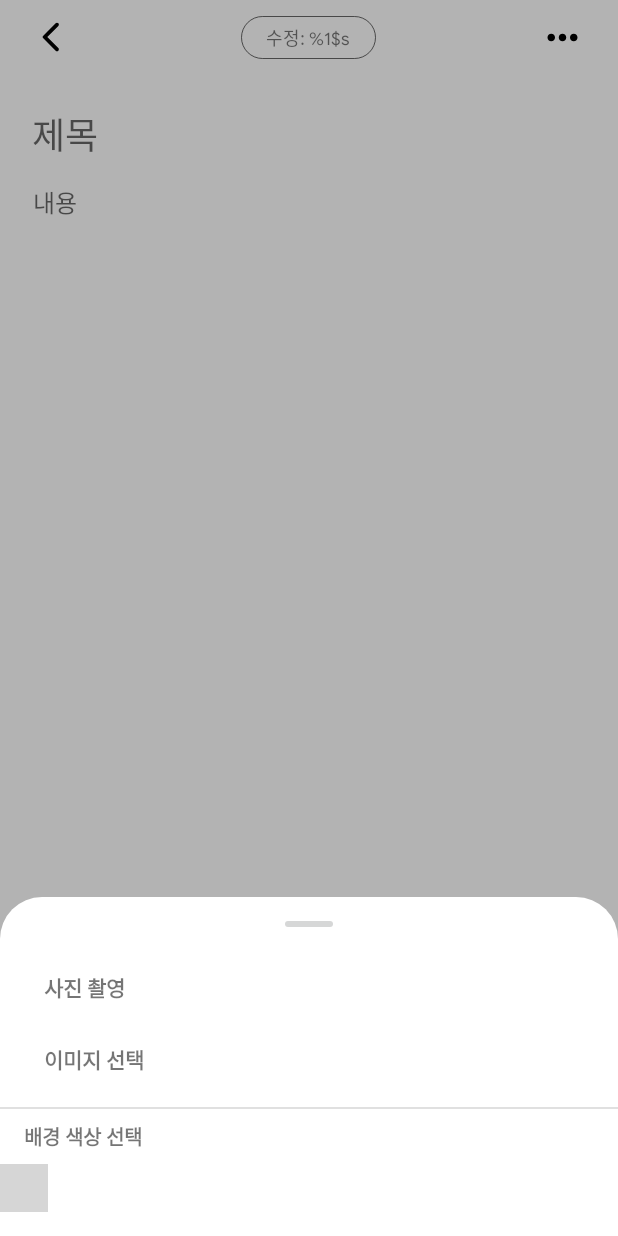
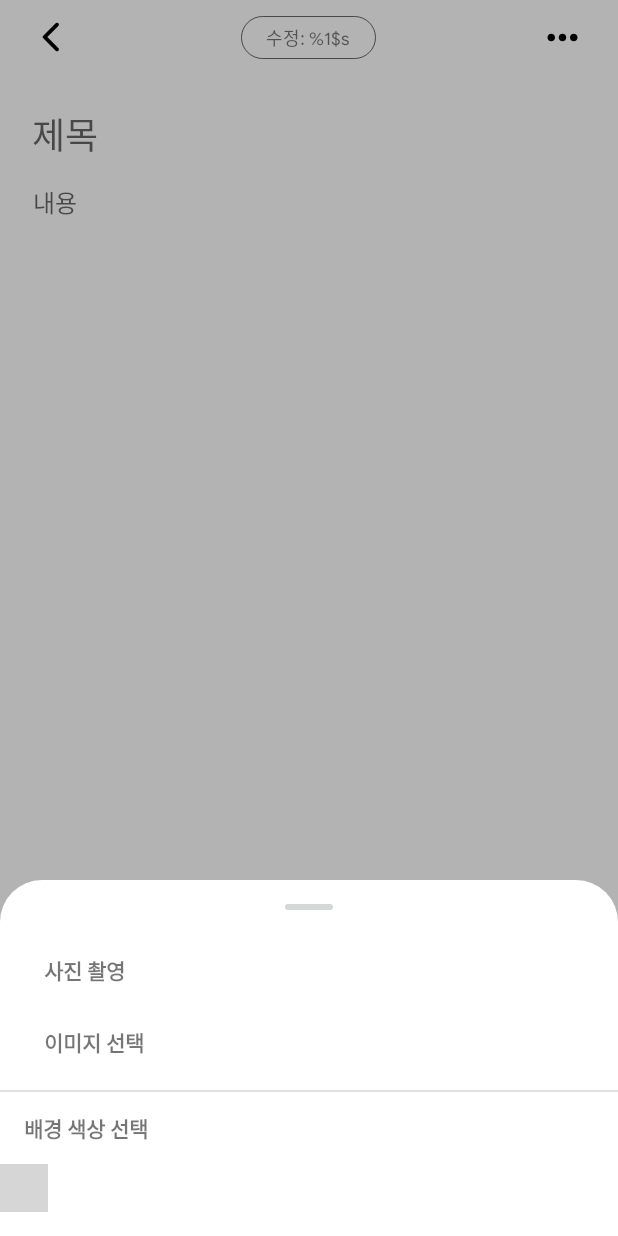
Before and after one commit to youuungh/SimpleNotes, an Android app: the fragment NoteContentFragment shown on its own in the app's theme, after a tap on an icon or button, on a phone screen of 412 x 824 dp. Run offline under Robolectric (Android 15) with nearby library versions, the phone set to English and light mode, and no system bars; our stand-ins replace data binding; plain views replace MarkdownEditText, MarkdownStylesBar, SpectrumPalette; 11 statements that could not run were skipped; grey boxes are pictures that could not be loaded.

Commit message:
update commit

```diff
--- a/app/src/main/AndroidManifest.xml
+++ b/app/src/main/AndroidManifest.xml
@@ -29,7 +29,7 @@
         </provider>
 
         <activity
-            android:name=".activities.MainActivity"
+            android:name=".ui.activities.MainActivity"
             android:windowSoftInputMode="adjustResize"
             android:exported="true">
             <intent-filter>
--- a/app/src/main/java/com/example/simplenotes/adapters/RvNotesAdapter.kt
+++ b/app/src/main/java/com/example/simplenotes/adapters/RvNotesAdapter.kt
@@ -13,7 +13,7 @@ import androidx.recyclerview.widget.RecyclerView
 import com.bumptech.glide.Glide
 import com.example.simplenotes.R
 import com.example.simplenotes.databinding.NoteItemLayoutBinding
-import com.example.simplenotes.fragments.NoteFragmentDirections
+import com.example.simplenotes.ui.fragments.NoteFragmentDirections
 import com.example.simplenotes.model.Note
 import com.example.simplenotes.utils.hideKeyboard
 import com.example.simplenotes.utils.loadHiRezThumbnail
--- a/app/src/main/java/com/example/simplenotes/activities/MainActivity.kt
+++ b/app/src/main/java/com/example/simplenotes/ui/activities/MainActivity.kt
@@ -1,4 +1,4 @@
-package com.example.simplenotes.activities
+package com.example.simplenotes.ui.activities
 
 import androidx.appcompat.app.AppCompatActivity
 import android.os.Bundle
--- a/app/src/main/java/com/example/simplenotes/utils/SwipeToDelete.kt
+++ b/app/src/main/java/com/example/simplenotes/utils/SwipeToDelete.kt
@@ -4,7 +4,7 @@ import androidx.recyclerview.widget.ItemTouchHelper
 import androidx.recyclerview.widget.RecyclerView
 
 abstract class SwipeToDelete : ItemTouchHelper.SimpleCallback(
-    ItemTouchHelper.UP or ItemTouchHelper.DOWN, ItemTouchHelper.LEFT or ItemTouchHelper.RIGHT) {
+    ItemTouchHelper.LEFT or ItemTouchHelper.RIGHT, ItemTouchHelper.LEFT or ItemTouchHelper.RIGHT) {
 
     override fun onMove(
         recyclerView: RecyclerView,
--- a/app/src/main/res/drawable/ic_round_delete_24.xml
+++ b/app/src/main/res/drawable/ic_round_delete_24.xml
@@ -1,4 +1,4 @@
-<vector android:height="24dp" android:tint="#FF201E"
+<vector android:height="24dp" android:tint="@color/white"
     android:viewportHeight="24" android:viewportWidth="24"
     android:width="24dp" xmlns:android="http://schemas.android.com/apk/res/android">
     <path android:fillColor="@android:color/white" android:pathData="M6,19c0,1.1 0.9,2 2,2h8c1.1,0 2,-0.9 2,-2V9c0,-1.1 -0.9,-2 -2,-2H8c-1.1,0 -2,0.9 -2,2v10zM18,4h-2.5l-0.71,-0.71c-0.18,-0.18 -0.44,-0.29 -0.7,-0.29H9.91c-0.26,0 -0.52,0.11 -0.7,0.29L8.5,4H6c-0.55,0 -1,0.45 -1,1s0.45,1 1,1h12c0.55,0 1,-0.45 1,-1s-0.45,-1 -1,-1z"/>
--- a/app/src/main/res/layout/activity_main.xml
+++ b/app/src/main/res/layout/activity_main.xml
@@ -10,7 +10,7 @@
     <androidx.constraintlayout.widget.ConstraintLayout
         android:layout_width="match_parent"
         android:layout_height="match_parent"
-        tools:context=".activities.MainActivity">
+        tools:context=".ui.activities.MainActivity">
 
         <FrameLayout
             android:id="@+id/parentLayout"
--- a/app/src/main/res/layout/bottom_sheet_dialog.xml
+++ b/app/src/main/res/layout/bottom_sheet_dialog.xml
@@ -79,12 +79,12 @@
                 android:id="@+id/tvAddColor"
                 android:layout_width="0dp"
                 android:layout_height="wrap_content"
-                android:layout_marginTop="8dp"
+                android:layout_marginTop="13dp"
                 android:fontFamily="@font/google_sans_regular"
                 android:paddingStart="16dp"
                 android:paddingEnd="24dp"
                 android:text="@string/choose_color"
-                android:textSize="13sp"
+                android:textSize="14sp"
                 android:textStyle="bold"
                 app:layout_constraintStart_toStartOf="parent"
                 app:layout_constraintEnd_toEndOf="parent"
@@ -103,14 +103,14 @@
                     android:id="@+id/colorPicker"
                     android:layout_width="wrap_content"
                     android:layout_height="wrap_content"
-                    android:layout_marginTop="8dp"
+                    android:layout_marginTop="13dp"
                     android:layout_marginBottom="16dp"
                     android:paddingStart="8dp"
                     android:paddingEnd="8dp"
                     app:spectrum_autoPadding="true"
                     app:spectrum_colors="@array/color_picker"
                     app:spectrum_columnCount="11"
-                    app:spectrum_outlineWidth="0.3dp" />
+                    app:spectrum_outlineWidth="0.7dp" />
 
             </HorizontalScrollView>
 
--- a/app/src/main/res/layout/fragment_note.xml
+++ b/app/src/main/res/layout/fragment_note.xml
@@ -6,7 +6,7 @@
     <androidx.coordinatorlayout.widget.CoordinatorLayout
         android:layout_width="match_parent"
         android:layout_height="match_parent"
-        tools:context=".fragments.NoteFragment">
+        tools:context=".ui.fragments.NoteFragment">
 
         <com.google.android.material.appbar.AppBarLayout
             android:id="@+id/app_bar_layout"
--- a/app/src/main/res/layout/fragment_note_content.xml
+++ b/app/src/main/res/layout/fragment_note_content.xml
@@ -12,7 +12,7 @@
         android:layout_width="match_parent"
         android:layout_height="match_parent"
         android:transitionName="shared_element_to_content"
-        tools:context=".fragments.NoteContentFragment">
+        tools:context=".ui.fragments.NoteContentFragment">
 
         <RelativeLayout
             android:id="@+id/toolbarNoteContent"
@@ -63,22 +63,22 @@
 
         </RelativeLayout>
 
-        <FrameLayout
-            android:layout_width="match_parent"
-            android:layout_height="match_parent"
-            android:layout_above="@id/bottomBar"
-            android:layout_below="@id/toolbarNoteContent">
-
         <androidx.core.widget.NestedScrollView
             android:id="@+id/scrollView"
             android:layout_width="match_parent"
             android:layout_height="match_parent"
+            android:layout_above="@id/bottomBar"
+            android:layout_below="@id/toolbarNoteContent"
             android:fillViewport="true">
 
             <LinearLayout
                 android:layout_width="match_parent"
                 android:layout_height="match_parent"
                 android:orientation="vertical">
+
+                <RelativeLayout
+                    android:layout_width="match_parent"
+                    android:layout_height="wrap_content">
 
                     <ImageView
                         android:id="@+id/noteImage"
@@ -87,6 +87,25 @@
                         android:adjustViewBounds="true"
                         android:contentDescription="@null"
                         android:visibility="gone" />
+
+                    <ImageView
+                        android:id="@+id/deleteImageButton"
+                        android:layout_width="wrap_content"
+                        android:layout_height="wrap_content"
+                        android:layout_alignEnd="@id/noteImage"
+                        android:layout_alignBottom="@id/noteImage"
+                        android:layout_marginEnd="16dp"
+                        android:layout_marginBottom="16dp"
+                        android:background="@drawable/bg_rounded_delete"
+                        android:foreground="@drawable/delete_button_ripple"
+                        android:clickable="true"
+                        android:focusable="true"
+                        android:padding="6dp"
+                        android:src="@drawable/ic_round_delete_24"
+                        tools:ignore="RtlSymmetry"
+                        android:visibility="gone"/>
+
+                </RelativeLayout>
 
                 <EditText
                     android:id="@+id/edtTitle"
@@ -122,22 +141,21 @@
 
         </androidx.core.widget.NestedScrollView>
 
-        </FrameLayout>
-
         <LinearLayout
             android:id="@+id/bottomBar"
             android:layout_width="match_parent"
             android:layout_height="wrap_content"
             android:layout_alignParentBottom="true"
+            android:background="@android:color/transparent"
             android:gravity="center_horizontal"
+            android:fitsSystemWindows="true"
             android:orientation="horizontal"
-            android:fitsSystemWindows="true"
             android:visibility="gone">
 
             <com.yahiaangelo.markdownedittext.MarkdownStylesBar
                 android:id="@+id/stylesBar"
                 android:layout_width="match_parent"
-                android:layout_height="match_parent"
+                android:layout_height="wrap_content"
                 android:gravity="center"
                 android:elevation="5dp"
                 tools:ignore="RtlSymmetry" />
--- a/app/src/main/res/navigation/nav_graph.xml
+++ b/app/src/main/res/navigation/nav_graph.xml
@@ -7,7 +7,7 @@
 
     <fragment
         android:id="@+id/noteFragment"
-        android:name="com.example.simplenotes.fragments.NoteFragment"
+        android:name="com.example.simplenotes.ui.fragments.NoteFragment"
         android:label="NoteFragment"
         tools:layout="@layout/fragment_note">
         <action
@@ -16,7 +16,7 @@
     </fragment>
     <fragment
         android:id="@+id/noteContentFragment"
-        android:name="com.example.simplenotes.fragments.NoteContentFragment"
+        android:name="com.example.simplenotes.ui.fragments.NoteContentFragment"
         android:label="NoteContentFragment"
         tools:layout="@layout/fragment_note_content">
         <action
```
Also changed, not shown: app/src/main/java/com/example/simplenotes/ui/fragments/NoteContentFragment.kt (renamed from app/src/main/java/com/example/simplenotes/fragments/NoteContentFragment.kt, +47 -45 lines), app/src/main/java/com/example/simplenotes/ui/fragments/NoteFragment.kt (renamed from app/src/main/java/com/example/simplenotes/fragments/NoteFragment.kt, +6 -9 lines). Lines whose indentation alone changed are shown as unchanged.
